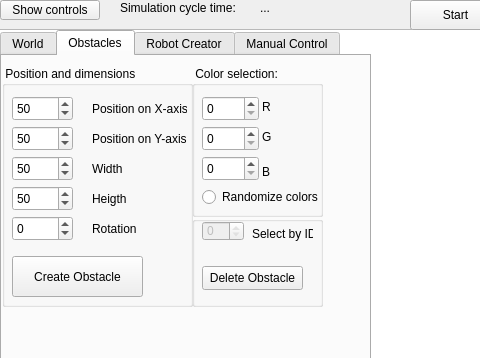
Qt form src/mainwindow.ui (denis-fekete/icp_project) before a commit; both pictures show x 0 to 480 and y 0 to 358 of the 1000 by 600 pixel window.
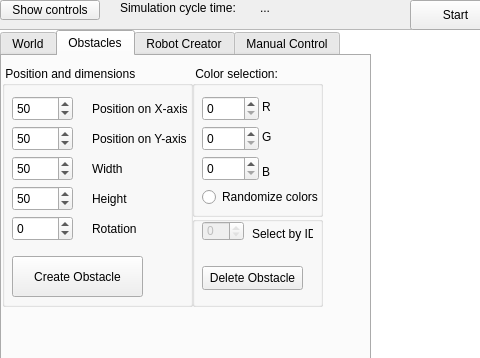
The same form after that commit. The open tabs and pages were chosen to show the change.

The edit to the form file:
```diff
--- a/src/mainwindow.ui
+++ b/src/mainwindow.ui
@@ -364,7 +364,7 @@
         </rect>
        </property>
        <property name="text">
-        <string>Heigth</string>
+        <string>Height</string>
        </property>
       </widget>
       <widget class="QLabel" name="label_14">
```
Left out of the diff: 2 changed lines with no effect on the pictures.
